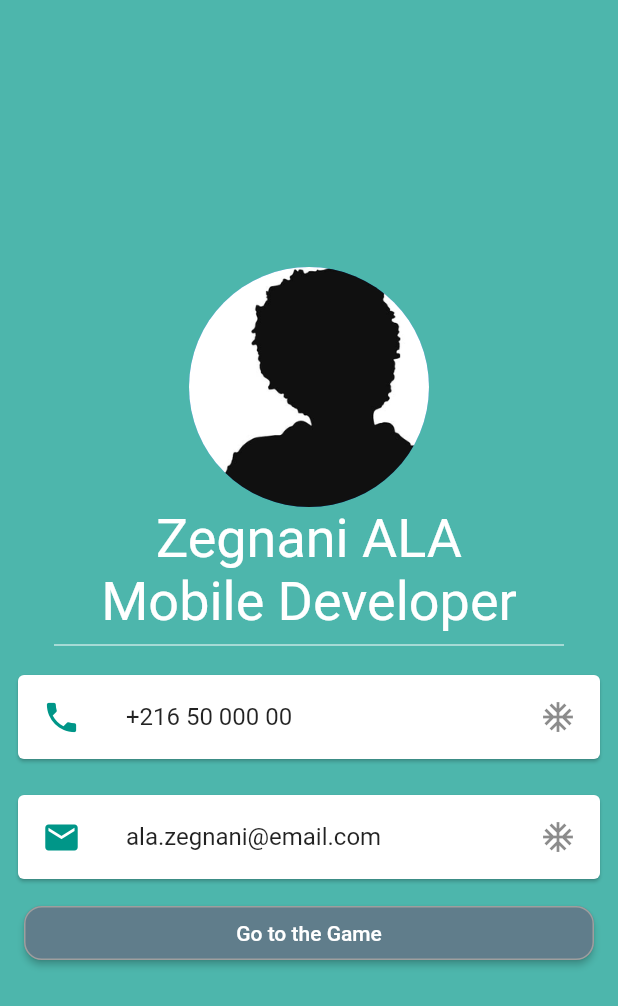
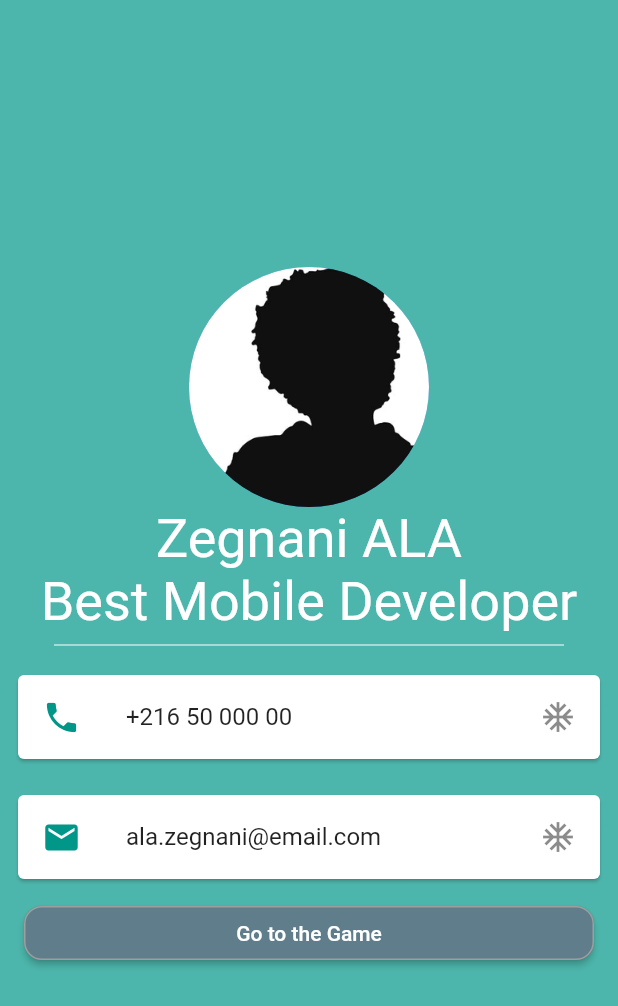
Before and after one commit to AlaZegnani/TestApp_FluttSahbi, a Flutter app: the screen it shows after launch, on a phone screen of 412 x 824 dp. Shown: the top 1006 px of the screen. Run offline on Flutter 3.47's test engine with Material 2 defaults, Android fonts, the phone set to English and light mode, and no system bars; our stand-ins replace google_fonts.

Commit message:
updated my text

```diff
--- a/lib/main.dart
+++ b/lib/main.dart
@@ -26,7 +26,7 @@ class MyApp extends StatelessWidget {
             children: [
               comp.myAvatar(),
               comp.myText("Zegnani ALA", comp.myStyle),
-              comp.myText("Mobile Developer", comp.myStyle),
+              comp.myText("Best Mobile Developer", comp.myStyle),
               comp.myDivider(),
               comp.myCard("+216 50 000 00", Icons.phone, 26),
               comp.myCard("ala.zegnani@email.com", Icons.email, 26),
```
